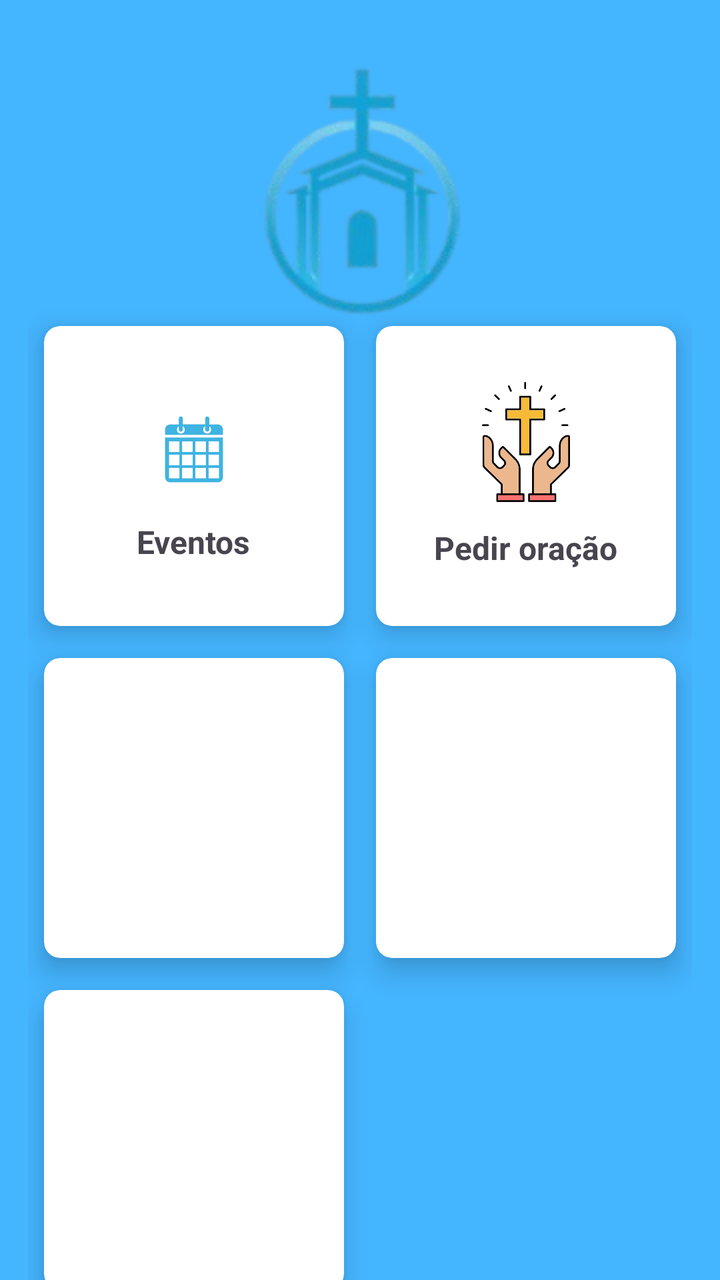
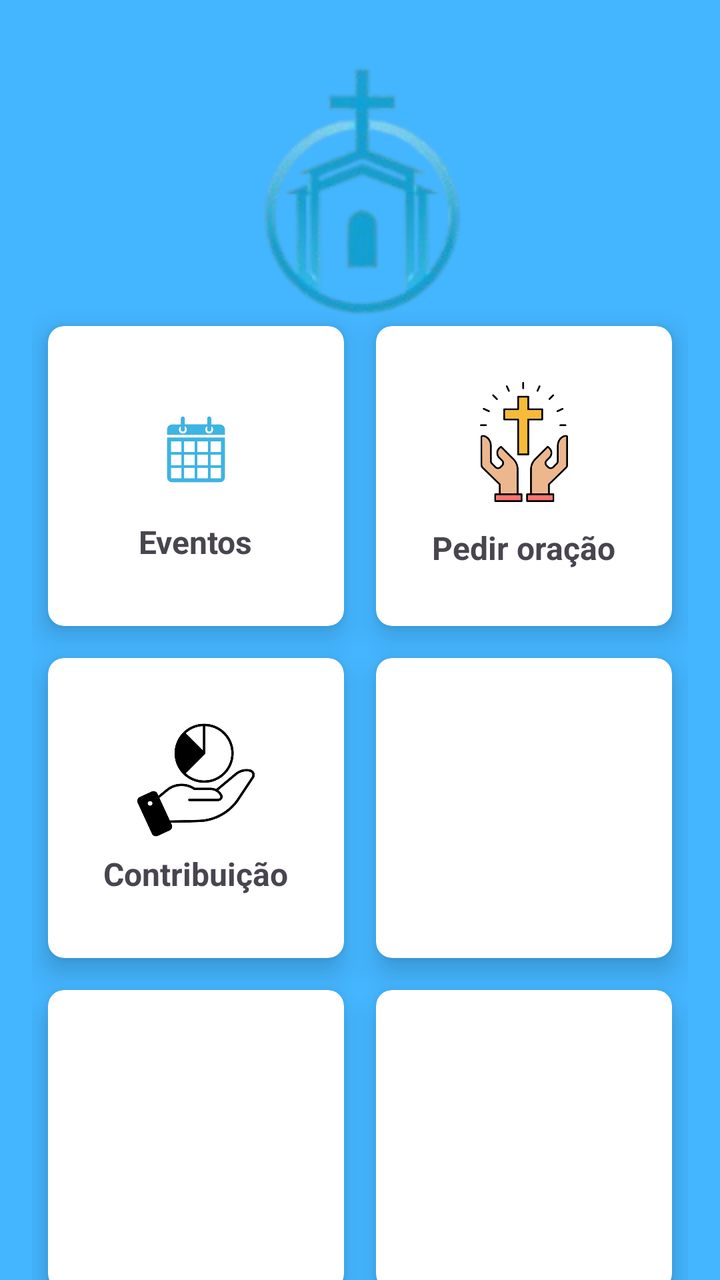

Before-and-after screenshots of an Android layout around one commit, followed by the original layout XML and the change that was made.
<!-- AndroidManifest.xml: application theme Theme.Igrejas -->
<!-- res/layout/activity_home_page.xml -->
<?xml version="1.0" encoding="utf-8"?>
<androidx.constraintlayout.widget.ConstraintLayout
    xmlns:android="http://schemas.android.com/apk/res/android"
    xmlns:app="http://schemas.android.com/apk/res-auto"
    android:id="@+id/main"
    android:layout_width="match_parent"
    android:layout_height="match_parent"
    android:background="@color/baby_blue">

    <ImageView
        android:id="@+id/imageView"
        android:layout_width="wrap_content"
        android:layout_height="wrap_content"
        android:layout_marginTop="20dp"
        app:layout_constraintEnd_toEndOf="parent"
        app:layout_constraintStart_toStartOf="parent"
        app:layout_constraintTop_toTopOf="parent"
        app:srcCompat="@drawable/logoigreja" />

    <GridLayout
        android:id="@+id/gridLayout"
        android:layout_width="wrap_content"
        android:layout_height="wrap_content"
        android:layout_margin="16dp"
        android:columnCount="2"
        android:rowCount="3"
        app:layout_constraintBottom_toBottomOf="parent"
        app:layout_constraintEnd_toEndOf="parent"
        app:layout_constraintStart_toStartOf="parent"
        app:layout_constraintTop_toBottomOf="@+id/imageView">

        <androidx.cardview.widget.CardView
            android:id="@+id/cardEventos"
            android:layout_width="150dp"
            android:layout_height="150dp"
            android:layout_margin="8dp"
            app:cardCornerRadius="8dp"
            app:cardElevation="8dp">

            <LinearLayout
                android:layout_width="match_parent"
                android:layout_height="match_parent"
                android:gravity="center"
                android:orientation="vertical">

                <ImageView
                    android:layout_width="60dp"
                    android:layout_height="60dp"
                    android:src="@drawable/calenderigreja" />

                <TextView
                    android:layout_width="wrap_content"
                    android:layout_height="wrap_content"
                    android:layout_marginTop="6dp"
                    android:text="@string/eventos"
                    android:textSize="16sp"
                    android:textStyle="bold" />
            </LinearLayout>
        </androidx.cardview.widget.CardView>


        <androidx.cardview.widget.CardView
            android:id="@+id/card_pedido_oracao"
            android:layout_width="150dp"
            android:layout_height="150dp"
            android:layout_margin="8dp"
            app:cardCornerRadius="8dp"
            app:cardElevation="8dp">

            <LinearLayout
                android:layout_width="match_parent"
                android:layout_height="match_parent"
                android:gravity="center"
                android:orientation="vertical">

                <ImageView
                    android:layout_width="60dp"
                    android:layout_height="60dp"
                    android:src="@drawable/oracao" />

                <TextView
                    android:layout_width="wrap_content"
                    android:layout_height="wrap_content"
                    android:layout_marginTop="12dp"
                    android:text="@string/pedir"
                    android:textSize="16sp"
                    android:textStyle="bold" />
            </LinearLayout>
        </androidx.cardview.widget.CardView>


        <androidx.cardview.widget.CardView
            android:layout_width="150dp"
            android:layout_height="150dp"
            android:layout_margin="8dp"
            app:cardCornerRadius="8dp"
            app:cardElevation="8dp" />

        <androidx.cardview.widget.CardView
            android:layout_width="150dp"
            android:layout_height="150dp"
            android:layout_margin="8dp"
            app:cardCornerRadius="8dp"
            app:cardElevation="8dp" />

        <androidx.cardview.widget.CardView
            android:layout_width="150dp"
            android:layout_height="150dp"
            android:layout_margin="8dp"
            app:cardCornerRadius="8dp"
            app:cardElevation="8dp" />
    </GridLayout>
</androidx.constraintlayout.widget.ConstraintLayout>
<!-- resources referenced by this layout -->
<resources>
  <color name="baby_blue">#44B5FF</color>
  <!-- drawable calenderigreja: png bitmap (drawable, 50361 bytes) -->
  <!-- drawable logoigreja: png bitmap (drawable, 17156 bytes) -->
  <!-- drawable oracao: png bitmap (drawable, 83026 bytes) -->
  <string name="eventos">Eventos</string>
  <string name="pedir">Pedir oração</string>
  <style name="Theme.Igrejas" parent="Base.Theme.Igrejas" />
  <style name="Base.Theme.Igrejas" parent="Theme.Material3.DayNight.NoActionBar">
          
          
      </style>
</resources>

<!-- the commit's change to res/layout/activity_home_page.xml (unified diff, before → after) -->
@@ -19,21 +19,26 @@
 
     <GridLayout
         android:id="@+id/gridLayout"
-        android:layout_width="wrap_content"
+        android:layout_width="0dp"
         android:layout_height="wrap_content"
         android:layout_margin="16dp"
         android:columnCount="2"
         android:rowCount="3"
+        android:alignmentMode="alignMargins"
+        android:useDefaultMargins="true"
         app:layout_constraintBottom_toBottomOf="parent"
         app:layout_constraintEnd_toEndOf="parent"
         app:layout_constraintStart_toStartOf="parent"
         app:layout_constraintTop_toBottomOf="@+id/imageView">
 
+        
         <androidx.cardview.widget.CardView
             android:id="@+id/cardEventos"
-            android:layout_width="150dp"
+            android:layout_width="0dp"
             android:layout_height="150dp"
             android:layout_margin="8dp"
+            android:layout_columnWeight="1"
+            android:layout_gravity="fill"
             app:cardCornerRadius="8dp"
             app:cardElevation="8dp">
 
@@ -58,12 +63,14 @@
             </LinearLayout>
         </androidx.cardview.widget.CardView>
 
-
+        
         <androidx.cardview.widget.CardView
             android:id="@+id/card_pedido_oracao"
-            android:layout_width="150dp"
+            android:layout_width="0dp"
             android:layout_height="150dp"
             android:layout_margin="8dp"
+            android:layout_columnWeight="1"
+            android:layout_gravity="fill"
             app:cardCornerRadius="8dp"
             app:cardElevation="8dp">
 
@@ -88,26 +95,66 @@
             </LinearLayout>
         </androidx.cardview.widget.CardView>
 
-
+        
         <androidx.cardview.widget.CardView
-            android:layout_width="150dp"
+            android:id="@+id/card_novo"
+            android:layout_width="0dp"
             android:layout_height="150dp"
             android:layout_margin="8dp"
+            android:layout_columnSpan="1"
+            android:layout_gravity="fill"
+            app:cardCornerRadius="8dp"
+            app:cardElevation="8dp">
+
+            <LinearLayout
+                android:layout_width="match_parent"
+                android:layout_height="match_parent"
+                android:gravity="center"
+                android:orientation="vertical">
+
+                <ImageView
+                    android:layout_width="60dp"
+                    android:layout_height="60dp"
+                    android:src="@drawable/contribuicao" />
+
+                <TextView
+                    android:layout_width="wrap_content"
+                    android:layout_height="wrap_content"
+                    android:layout_marginTop="6dp"
+                    android:text="Contribuição"
+                    android:textSize="16sp"
+                    android:textStyle="bold" />
+            </LinearLayout>
+        </androidx.cardview.widget.CardView>
+
+        
+        <androidx.cardview.widget.CardView
+            android:layout_width="0dp"
+            android:layout_height="150dp"
+            android:layout_margin="8dp"
+            android:layout_columnWeight="1"
+            android:layout_gravity="fill"
             app:cardCornerRadius="8dp"
             app:cardElevation="8dp" />
 
         <androidx.cardview.widget.CardView
-            android:layout_width="150dp"
+            android:layout_width="0dp"
             android:layout_height="150dp"
             android:layout_margin="8dp"
+            android:layout_columnWeight="1"
+            android:layout_gravity="fill"
             app:cardCornerRadius="8dp"
             app:cardElevation="8dp" />
 
         <androidx.cardview.widget.CardView
-            android:layout_width="150dp"
+            android:layout_width="0dp"
             android:layout_height="150dp"
             android:layout_margin="8dp"
+            android:layout_columnWeight="1"
+            android:layout_gravity="fill"
             app:cardCornerRadius="8dp"
             app:cardElevation="8dp" />
+
     </GridLayout>
+
 </androidx.constraintlayout.widget.ConstraintLayout>
<!-- resource entries referenced after the edit -->
@@ -2,6 +2,7 @@
 <resources>
   <color name="baby_blue">#44B5FF</color>
   <!-- drawable calenderigreja: png bitmap (drawable, 50361 bytes) -->
+  <!-- drawable contribuicao: png bitmap (drawable, 16092 bytes) -->
   <!-- drawable logoigreja: png bitmap (drawable, 17156 bytes) -->
   <!-- drawable oracao: png bitmap (drawable, 83026 bytes) -->
   <string name="eventos">Eventos</string>
